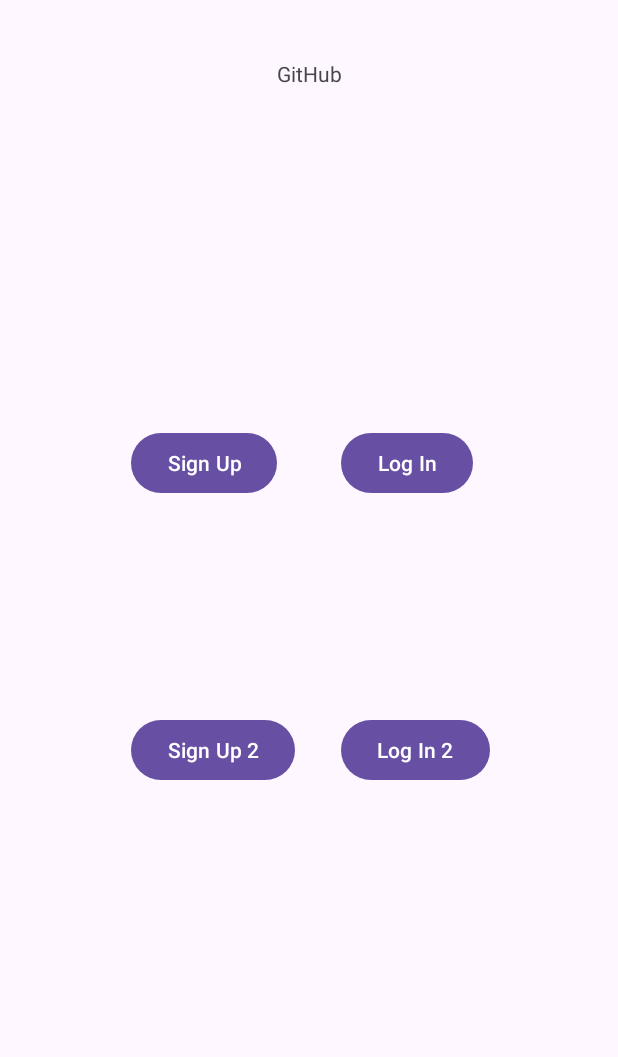
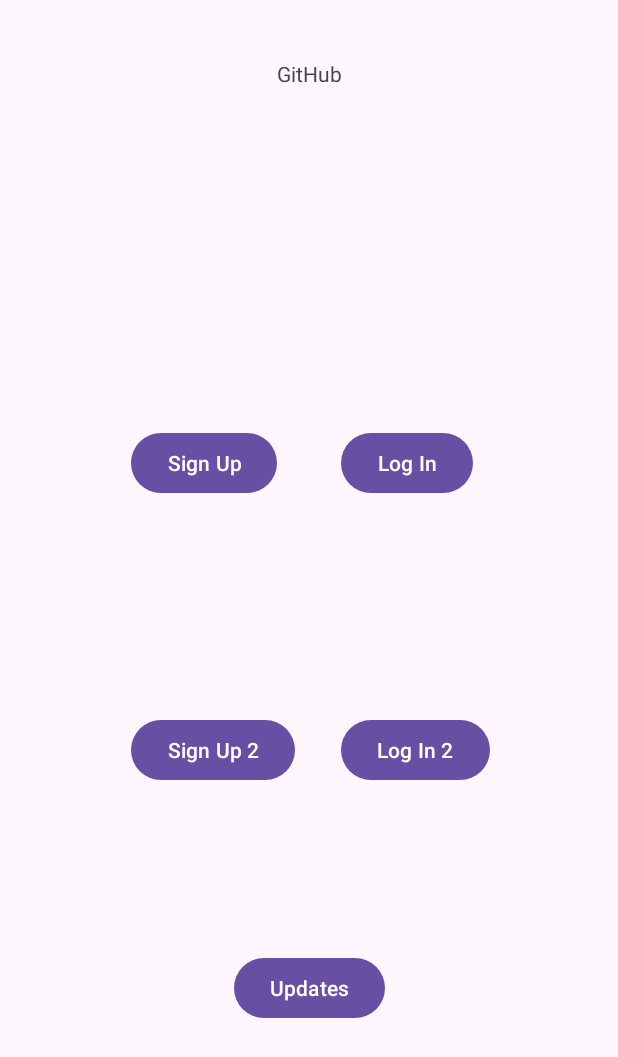
Before and after one commit to LucasCoutinho200563162/AndroidStudio, an Android app: the screen it shows after launch (MainActivity), on a phone screen of 412 x 824 dp. Shown: the top 1057 px of the screen. Run offline under Robolectric (Android 15) with nearby library versions, the phone set to English and light mode, and no system bars.

Commit message:
Add updates button

```diff
--- a/app/src/main/java/com/example/assignment/MainActivity.kt
+++ b/app/src/main/java/com/example/assignment/MainActivity.kt
@@ -1,6 +1,7 @@
 package com.example.assignment
 
 import android.content.Intent
+import android.net.Uri
 import android.os.Bundle
 import androidx.activity.enableEdgeToEdge
 import androidx.appcompat.app.AppCompatActivity
@@ -44,6 +45,16 @@ class MainActivity : AppCompatActivity() {
             startActivity(switchToSignUp2)
         }
 
+
+        // Binding btn Updates
+        binding.btnUpdates.setOnClickListener {
+            // declare val with url to redirect
+            val url = "https://github.blog/changelog/"
+            // Declare the intent and parsing the url as uri
+            val updateIntent = Intent(Intent.ACTION_VIEW, Uri.parse(url))
+            startActivity(updateIntent)
+        }
+
         ViewCompat.setOnApplyWindowInsetsListener(findViewById(R.id.main)) { v, insets ->
             val systemBars = insets.getInsets(WindowInsetsCompat.Type.systemBars())
             v.setPadding(systemBars.left, systemBars.top, systemBars.right, systemBars.bottom)
--- a/app/src/main/res/layout/activity_main.xml
+++ b/app/src/main/res/layout/activity_main.xml
@@ -65,4 +65,16 @@
         app:layout_constraintTop_toTopOf="parent"
         app:layout_constraintVertical_bias="0.613" />
 
+
+    <Button
+        android:id="@+id/btnUpdates"
+        android:layout_width="wrap_content"
+        android:layout_height="wrap_content"
+        android:text="Updates"
+        app:layout_constraintBottom_toBottomOf="parent"
+        app:layout_constraintEnd_toEndOf="parent"
+        app:layout_constraintStart_toStartOf="parent"
+        app:layout_constraintTop_toTopOf="parent"
+        app:layout_constraintVertical_bias="0.818" />
+
 </androidx.constraintlayout.widget.ConstraintLayout>
```
